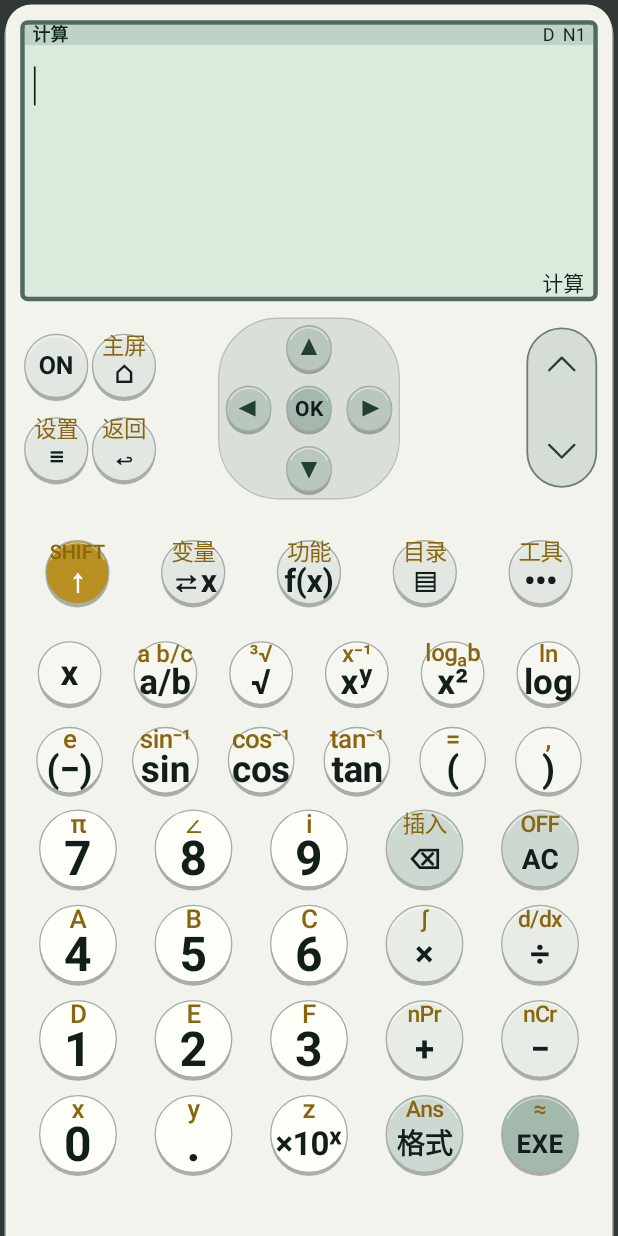
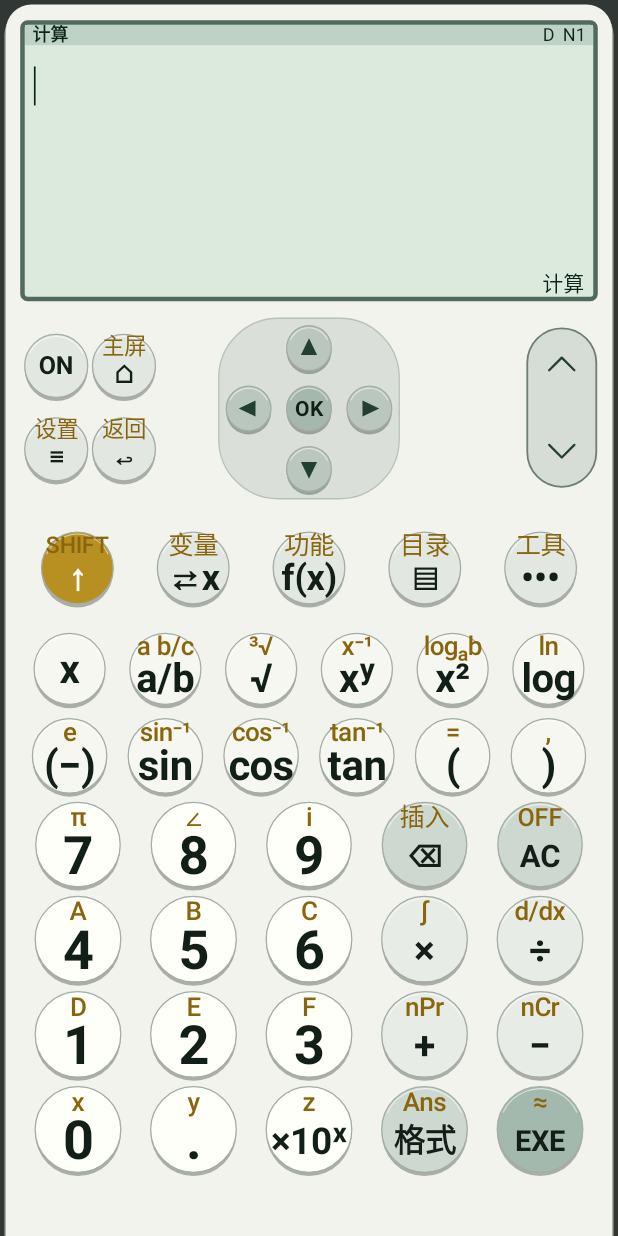
Before and after one commit to beiming183-cloud/-, an Android app: the screen it shows after launch (MainActivity), on a phone screen of 412 x 824 dp. Run offline under Robolectric (Android 15) with nearby library versions, the phone set to English and light mode, and no system bars.

Commit message:
放大键帽以完整容纳主副文字

```diff
--- a/core/src/main/java/com/codex/fx991/core/ui/Cw991LayoutMetrics.java
+++ b/core/src/main/java/com/codex/fx991/core/ui/Cw991LayoutMetrics.java
@@ -37,7 +37,7 @@ public final class Cw991LayoutMetrics {
         float verticalBias;
         switch (role) {
             case NUMBER -> {
-                diameter = diameter(width, height, viewport, 0.78f, 0.84f, 0.124f);
+                diameter = diameter(width, height, viewport, 0.86f, 0.90f, 0.150f);
                 // Phone screens leave more visual room than a physical keycap.
                 // Give the frequently-used number row a deliberate weight so it
                 // reads at arm's length instead of looking like tiny labels in
@@ -47,25 +47,25 @@ public final class Cw991LayoutMetrics {
                 verticalBias = 0.50f;
             }
             case OPERATOR -> {
-                diameter = diameter(width, height, viewport, 0.78f, 0.84f, 0.124f);
+                diameter = diameter(width, height, viewport, 0.86f, 0.90f, 0.150f);
                 mainRatio = 0.46f;
                 secondaryRatio = 0.30f;
                 verticalBias = 0.50f;
             }
             case ACTION, EXECUTE -> {
-                diameter = diameter(width, height, viewport, 0.78f, 0.84f, 0.124f);
+                diameter = diameter(width, height, viewport, 0.86f, 0.90f, 0.150f);
                 mainRatio = role == Role.EXECUTE ? 0.34f : 0.37f;
                 secondaryRatio = 0.30f;
                 verticalBias = 0.50f;
             }
             case FUNCTION -> {
-                diameter = diameter(width, height, viewport, 0.74f, 0.74f, 0.108f);
+                diameter = diameter(width, height, viewport, 0.84f, 0.84f, 0.122f);
                 mainRatio = 0.56f;
                 secondaryRatio = 0.39f;
                 verticalBias = 0.50f;
             }
             case CONTEXT, SHIFT -> {
-                diameter = diameter(width, height, viewport, 0.62f, 0.76f, 0.102f);
+                diameter = diameter(width, height, viewport, 0.74f, 0.88f, 0.116f);
                 mainRatio = 0.50f;
                 secondaryRatio = 0.36f;
                 verticalBias = 0.66f;
```
Also changed, not shown: 1 other file.
